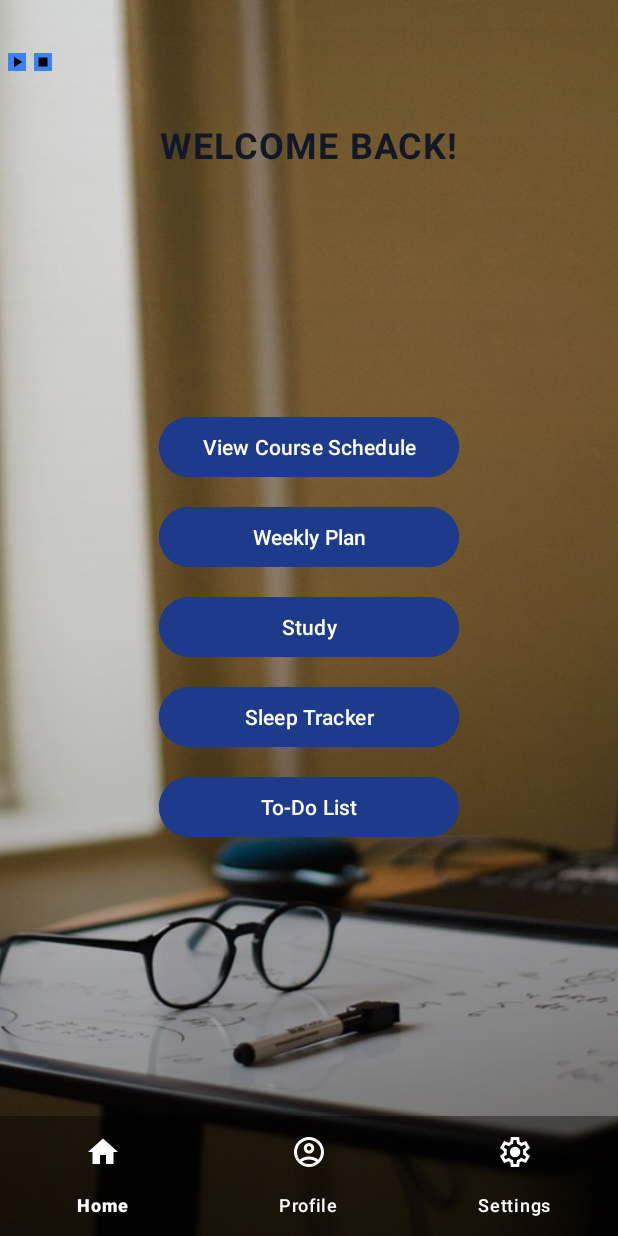
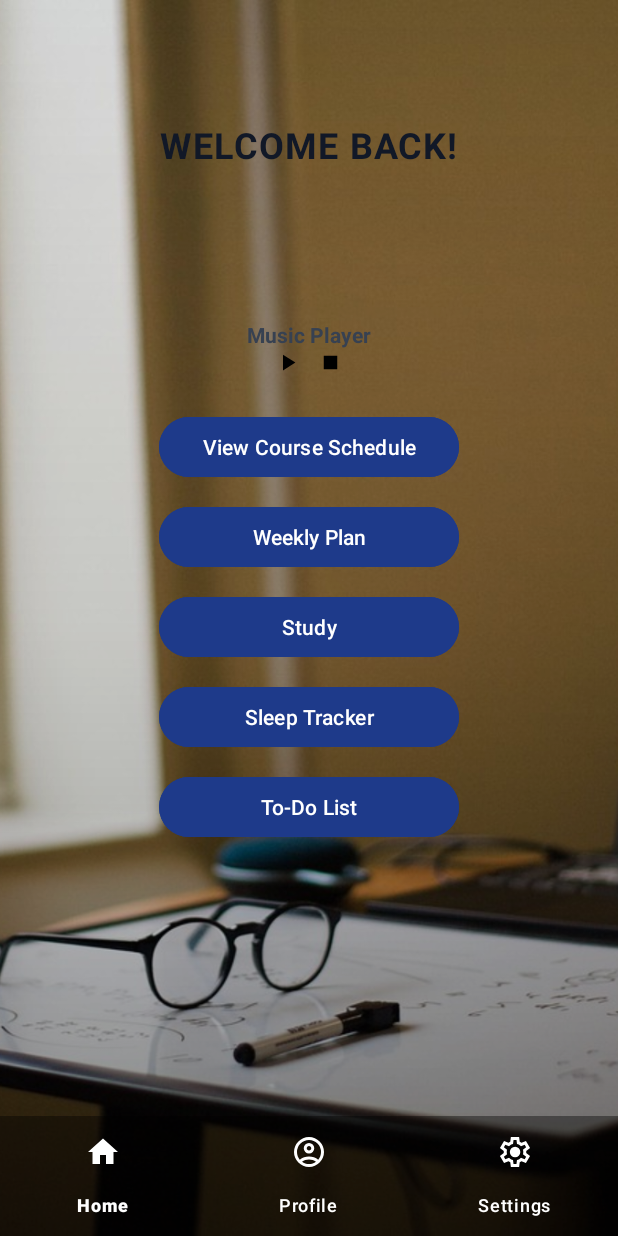
Before and after one commit to raidenabe/COMP-2160-App-Project, an Android app: the HomeFragment screen opened directly, with no data from a screen before it, on a phone screen of 412 x 824 dp. Run offline under Robolectric (Android 15) with nearby library versions, the phone set to English and light mode, and no system bars.

Commit message:
NEARLY DONE!!!

```diff
--- a/app/src/main/res/layout/fragment_home.xml
+++ b/app/src/main/res/layout/fragment_home.xml
@@ -36,6 +36,48 @@
         android:textColor="@color/primaryText"
         android:layout_gravity="center_horizontal"
         android:layout_marginBottom="24dp"/>
+    <LinearLayout
+        android:layout_width="match_parent"
+        android:layout_height="wrap_content"
+        android:orientation="vertical"
+        android:layout_marginTop="178dp"
+        android:gravity="center_horizontal|center_vertical">
+    <TextView
+        android:layout_width="wrap_content"
+        android:layout_height="wrap_content"
+        android:text="Music Player"
+        android:textStyle="bold"
+        android:layout_marginTop="35dp"
+        android:textColor="@color/secondaryText"/>
+    <LinearLayout
+        android:layout_width="match_parent"
+        android:layout_height="wrap_content"
+
+        android:gravity="center_horizontal|center_vertical">
+    <ImageButton
+        android:id="@+id/playMusicButton"
+        android:layout_width="18dp"
+        android:layout_height="18dp"
+        android:background="@null"
+        android:src="@drawable/ic_music_play"
+        android:adjustViewBounds="true"
+        android:scaleType="fitCenter"
+        android:padding="0dp"
+        android:layout_gravity="end"
+        android:layout_marginHorizontal="5dp"/>
+    <ImageButton
+        android:id="@+id/stopMusicButton"
+        android:layout_width="18dp"
+        android:background="@null"
+        android:layout_height="18dp"
+        android:adjustViewBounds="true"
+        android:scaleType="fitCenter"
+        android:padding="0dp"
+        android:src="@drawable/ic_music_stop"
+        android:layout_marginHorizontal="5dp"
+        android:layout_gravity="end"/>
+    </LinearLayout>
+    </LinearLayout>
     <LinearLayout
         android:layout_width="match_parent"
         android:layout_height="match_parent"
@@ -97,27 +139,9 @@
         android:textColor="@color/white"
         />
     </LinearLayout>
-    <LinearLayout
-        android:layout_width="match_parent"
-        android:layout_height="wrap_content"
-        android:layout_marginTop="35dp">
 
-        <ImageButton
-            android:id="@+id/playMusicButton"
-            android:layout_width="wrap_content"
-            android:layout_height="wrap_content"
-            android:background="@color/musicBtn"
-            android:src="@drawable/ic_music_play"
-            android:layout_gravity="end"
-            android:layout_marginHorizontal="5dp"/>
-        <ImageButton
-            android:id="@+id/stopMusicButton"
-            android:layout_width="wrap_content"
-            android:background="@color/musicBtn"
-            android:layout_height="wrap_content"
-            android:src="@drawable/ic_music_stop"
-            android:layout_gravity="end"/>
-    </LinearLayout>
+
+
 
 
 
--- a/app/src/main/res/values/strings.xml
+++ b/app/src/main/res/values/strings.xml
@@ -35,7 +35,7 @@
     <string name="study_history">Study History</string>
     <string name="enable_dark_mode">Enable Dark Mode</string>
     <string name="task_title">Task Title</string>
-    <string name="task_description">Task Description</string>
+    <string name="task_description">Task Description (Optional)</string>
     <string name="add">Add</string>
     <string name="update">Update</string>
     <string name="change_email">Change Email</string>
```
